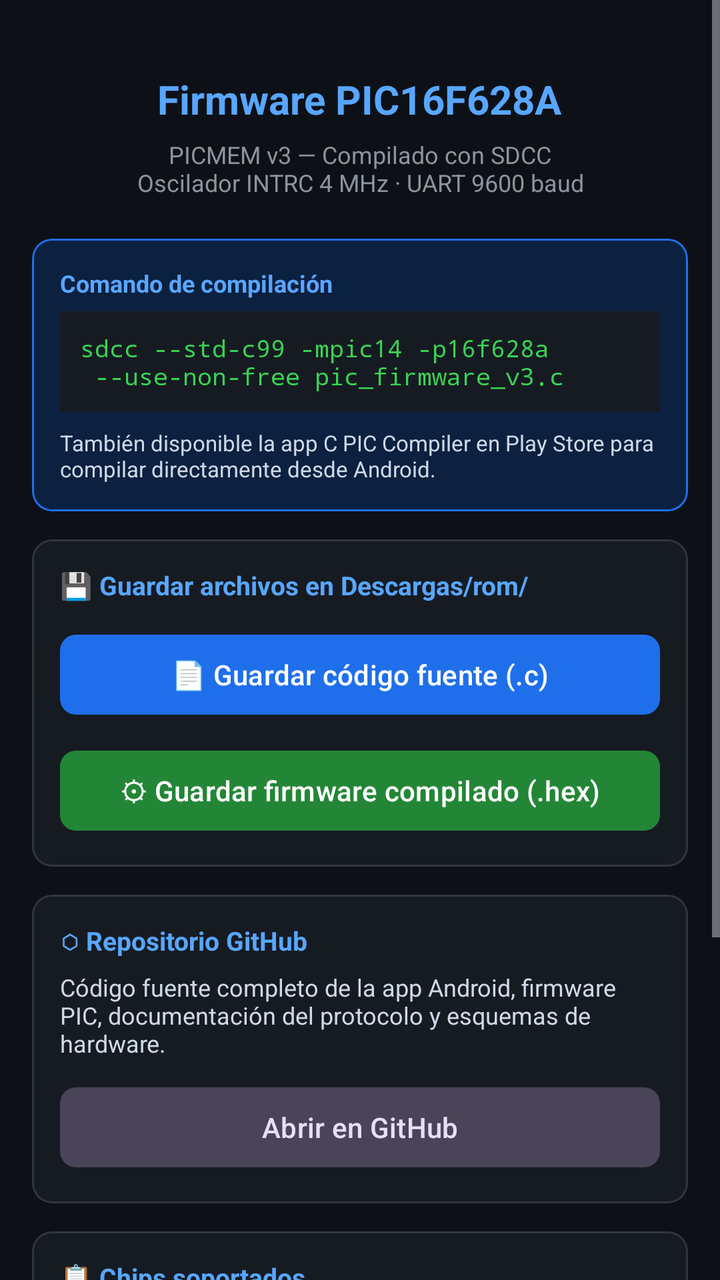
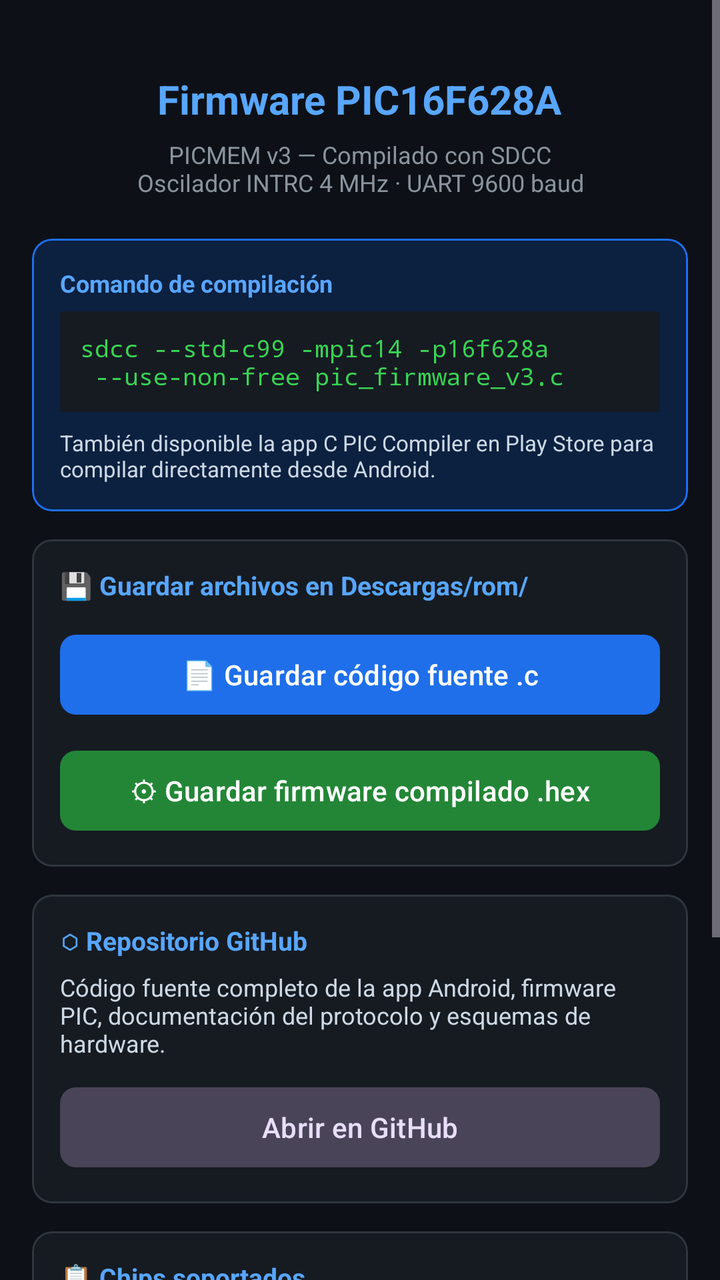

Screens rendered from an Android XML layout before and after an edit, with the pre-edit source and the edit as a unified diff.
<!-- AndroidManifest.xml: application theme Theme.ComunicadorOTGTTLAndroid -->
<!-- res/layout/activity_firmware.xml -->
<?xml version="1.0" encoding="utf-8"?>
<ScrollView xmlns:android="http://schemas.android.com/apk/res/android"
    xmlns:app="http://schemas.android.com/apk/res-auto"
    android:layout_width="match_parent"
    android:layout_height="match_parent"
    android:background="#0D1117">

    <LinearLayout
        android:layout_width="match_parent"
        android:layout_height="wrap_content"
        android:orientation="vertical"
        android:padding="16dp">

        
        <LinearLayout
            android:layout_width="match_parent"
            android:layout_height="wrap_content"
            android:orientation="vertical"
            android:gravity="center"
            android:paddingVertical="20dp">

            <TextView
                android:layout_width="wrap_content"
                android:layout_height="wrap_content"
                android:text="@string/firmware_title"
                android:textColor="#58A6FF"
                android:textSize="20sp"
                android:textStyle="bold" />

            <TextView
                android:layout_width="wrap_content"
                android:layout_height="wrap_content"
                android:layout_marginTop="6dp"
                android:gravity="center"
                android:text="@string/firmware_desc"
                android:textColor="#8B949E"
                android:textSize="12sp" />
        </LinearLayout>

        
        <com.google.android.material.card.MaterialCardView
            android:layout_width="match_parent"
            android:layout_height="wrap_content"
            android:layout_marginBottom="14dp"
            app:cardBackgroundColor="#0C2040"
            app:cardCornerRadius="10dp"
            app:strokeColor="#1F6FEB"
            app:strokeWidth="1dp">

            <LinearLayout
                android:layout_width="match_parent"
                android:layout_height="wrap_content"
                android:orientation="vertical"
                android:padding="14dp">

                <TextView
                    android:layout_width="wrap_content"
                    android:layout_height="wrap_content"
                    android:text="@string/firmware_compile_title"
                    android:textColor="#58A6FF"
                    android:textSize="12sp"
                    android:textStyle="bold"
                    android:layout_marginBottom="6dp" />

                <TextView
                    android:layout_width="match_parent"
                    android:layout_height="wrap_content"
                    android:background="#161B22"
                    android:padding="10dp"
                    android:text="@string/firmware_compile_cmd"
                    android:textColor="#39D353"
                    android:textSize="12sp"
                    android:fontFamily="monospace" />

                <TextView
                    android:layout_width="wrap_content"
                    android:layout_height="wrap_content"
                    android:layout_marginTop="8dp"
                    android:text="@string/firmware_compiler_note"
                    android:textColor="#CDD9E5"
                    android:textSize="11sp" />
            </LinearLayout>
        </com.google.android.material.card.MaterialCardView>

        
        <com.google.android.material.card.MaterialCardView
            android:layout_width="match_parent"
            android:layout_height="wrap_content"
            android:layout_marginBottom="14dp"
            app:cardBackgroundColor="#161B22"
            app:cardCornerRadius="10dp"
            app:strokeColor="#30363D"
            app:strokeWidth="1dp">

            <LinearLayout
                android:layout_width="match_parent"
                android:layout_height="wrap_content"
                android:orientation="vertical"
                android:padding="14dp">

                <TextView
                    android:layout_width="wrap_content"
                    android:layout_height="wrap_content"
                    android:text="@string/firmware_save_dir_title"
                    android:textColor="#58A6FF"
                    android:textSize="13sp"
                    android:textStyle="bold"
                    android:layout_marginBottom="12dp" />

                <com.google.android.material.button.MaterialButton
                    android:id="@+id/btnDownloadC"
                    android:layout_width="match_parent"
                    android:layout_height="wrap_content"
                    android:layout_marginBottom="10dp"
                    android:text="@string/firmware_download_c"
                    android:textAllCaps="false"
                    app:backgroundTint="#1F6FEB"
                    app:cornerRadius="8dp" />

                <com.google.android.material.button.MaterialButton
                    android:id="@+id/btnDownloadHex"
                    android:layout_width="match_parent"
                    android:layout_height="wrap_content"
                    android:text="@string/firmware_download_hex"
                    android:textAllCaps="false"
                    app:backgroundTint="#238636"
                    app:cornerRadius="8dp" />

                <TextView
                    android:id="@+id/tvDownloadStatus"
                    android:layout_width="wrap_content"
                    android:layout_height="wrap_content"
                    android:layout_marginTop="10dp"
                    android:text=""
                    android:textColor="#3FB950"
                    android:textSize="12sp"
                    android:visibility="gone" />
            </LinearLayout>
        </com.google.android.material.card.MaterialCardView>

        
        <com.google.android.material.card.MaterialCardView
            android:layout_width="match_parent"
            android:layout_height="wrap_content"
            android:layout_marginBottom="14dp"
            app:cardBackgroundColor="#161B22"
            app:cardCornerRadius="10dp"
            app:strokeColor="#30363D"
            app:strokeWidth="1dp">

            <LinearLayout
                android:layout_width="match_parent"
                android:layout_height="wrap_content"
                android:orientation="vertical"
                android:padding="14dp">

                <TextView
                    android:layout_width="wrap_content"
                    android:layout_height="wrap_content"
                    android:text="@string/firmware_repo_header"
                    android:textColor="#58A6FF"
                    android:textSize="13sp"
                    android:textStyle="bold"
                    android:layout_marginBottom="6dp" />

                <TextView
                    android:layout_width="wrap_content"
                    android:layout_height="wrap_content"
                    android:layout_marginBottom="10dp"
                    android:text="@string/firmware_repo_desc"
                    android:textColor="#CDD9E5"
                    android:textSize="12sp" />

                <com.google.android.material.button.MaterialButton
                    android:id="@+id/btnOpenGithub"
                    style="@style/Widget.Material3.Button.TonalButton"
                    android:layout_width="match_parent"
                    android:layout_height="wrap_content"
                    android:text="@string/firmware_open_repo"
                    android:textAllCaps="false"
                    app:cornerRadius="8dp" />
            </LinearLayout>
        </com.google.android.material.card.MaterialCardView>

        
        <com.google.android.material.card.MaterialCardView
            android:layout_width="match_parent"
            android:layout_height="wrap_content"
            android:layout_marginBottom="24dp"
            app:cardBackgroundColor="#161B22"
            app:cardCornerRadius="10dp"
            app:strokeColor="#30363D"
            app:strokeWidth="1dp">

            <LinearLayout
                android:layout_width="match_parent"
                android:layout_height="wrap_content"
                android:orientation="vertical"
                android:padding="14dp">

                <TextView
                    android:layout_width="wrap_content"
                    android:layout_height="wrap_content"
                    android:text="@string/firmware_supported_chips_title"
                    android:textColor="#58A6FF"
                    android:textSize="13sp"
                    android:textStyle="bold"
                    android:layout_marginBottom="8dp" />

                <TextView
                    android:layout_width="match_parent"
                    android:layout_height="wrap_content"
                    android:text="I2C EEPROM:   24C01 … 24C512  (128 B – 64 KB)\nSPI EEPROM:   25LC010A … 25LC1024  (128 B – 128 KB)\nFlash NOR SPI: W25Q08 … W25Q128  (1 MB – 16 MB)\nFlash NOR SPI: MX25L80 … MX25L128  (1 MB – 16 MB)"
                    android:textColor="#CDD9E5"
                    android:textSize="12sp"
                    android:fontFamily="monospace"
                    android:lineSpacingMultiplier="1.5" />
            </LinearLayout>
        </com.google.android.material.card.MaterialCardView>

    </LinearLayout>
</ScrollView>
<!-- resources referenced by this layout -->
<resources>
  <string name="firmware_compile_cmd">sdcc --std-c99 -mpic14 -p16f628a\n     --use-non-free pic_firmware_v3.c</string>
  <string name="firmware_compile_title">Comando de compilación</string>
  <string name="firmware_compiler_note">También disponible la app C PIC Compiler en Play Store para compilar directamente desde Android.</string>
  <string name="firmware_desc">PICMEM v3 — Compilado con SDCC\nOscilador INTRC 4 MHz · UART 9600 baud</string>
  <string name="firmware_download_c">📄  Guardar código fuente  (.c)</string>
  <string name="firmware_download_hex">⚙  Guardar firmware compilado  (.hex)</string>
  <string name="firmware_open_repo">Abrir en GitHub</string>
  <string name="firmware_repo_desc">Código fuente completo de la app Android, firmware PIC, documentación del protocolo y esquemas de hardware.</string>
  <string name="firmware_repo_header">⬡  Repositorio GitHub</string>
  <string name="firmware_save_dir_title">💾  Guardar archivos en Descargas/rom/</string>
  <string name="firmware_supported_chips_title">📋  Chips soportados</string>
  <string name="firmware_title">Firmware PIC16F628A</string>
  <style name="Theme.ComunicadorOTGTTLAndroid" parent="Base.Theme.ComunicadorOTGTTLAndroid" />
  <style name="Base.Theme.ComunicadorOTGTTLAndroid" parent="Theme.Material3.Dark.NoActionBar">
          <item name="colorPrimary">@color/color_primary</item>
          <item name="colorPrimaryVariant">@color/color_primary_variant</item>
          <item name="colorOnPrimary">@color/white</item>
          <item name="colorSurface">@color/bg_card</item>
          <item name="colorOnSurface">@color/text_primary</item>
          <item name="android:colorBackground">@color/bg_dark</item>
          <item name="android:windowBackground">@color/bg_dark</item>
          <item name="android:statusBarColor">@color/bg_dark</item>
          <item name="android:navigationBarColor">@color/bg_dark</item>
      </style>
  <color name="color_primary">#238636</color>
  <color name="color_primary_variant">#2EA043</color>
  <color name="white">#FFFFFFFF</color>
  <color name="bg_card">#161B22</color>
  <color name="text_primary">#E6EDF3</color>
  <color name="bg_dark">#0D1117</color>
</resources>

<!-- the commit's change to res/layout/activity_firmware.xml (unified diff, before → after) -->
@@ -210,7 +210,7 @@
                 <TextView
                     android:layout_width="match_parent"
                     android:layout_height="wrap_content"
-                    android:text="I2C EEPROM:   24C01 … 24C512  (128 B – 64 KB)\nSPI EEPROM:   25LC010A … 25LC1024  (128 B – 128 KB)\nFlash NOR SPI: W25Q08 … W25Q128  (1 MB – 16 MB)\nFlash NOR SPI: MX25L80 … MX25L128  (1 MB – 16 MB)"
+                    android:text="@string/firmware_supported_chips_content"
                     android:textColor="#CDD9E5"
                     android:textSize="12sp"
                     android:fontFamily="monospace"
<!-- resource entries referenced after the edit -->
@@ -4,12 +4,13 @@
   <string name="firmware_compile_title">Comando de compilación</string>
   <string name="firmware_compiler_note">También disponible la app C PIC Compiler en Play Store para compilar directamente desde Android.</string>
   <string name="firmware_desc">PICMEM v3 — Compilado con SDCC\nOscilador INTRC 4 MHz · UART 9600 baud</string>
-  <string name="firmware_download_c">📄  Guardar código fuente  (.c)</string>
-  <string name="firmware_download_hex">⚙  Guardar firmware compilado  (.hex)</string>
+  <string name="firmware_download_c">📄  Guardar código fuente .c</string>
+  <string name="firmware_download_hex">⚙  Guardar firmware compilado .hex</string>
   <string name="firmware_open_repo">Abrir en GitHub</string>
   <string name="firmware_repo_desc">Código fuente completo de la app Android, firmware PIC, documentación del protocolo y esquemas de hardware.</string>
   <string name="firmware_repo_header">⬡  Repositorio GitHub</string>
   <string name="firmware_save_dir_title">💾  Guardar archivos en Descargas/rom/</string>
+  <string name="firmware_supported_chips_content">I2C EEPROM:   24C01 … 24C512 — 128 B a 64 KB\nSPI EEPROM:   25LC010A … 25LC1024 — 128 B a 128 KB\nFlash NOR SPI: W25Q08 … W25Q128 — 1 MB a 16 MB\nFlash NOR SPI: MX25L80 … MX25L128 — 1 MB a 16 MB</string>
   <string name="firmware_supported_chips_title">📋  Chips soportados</string>
   <string name="firmware_title">Firmware PIC16F628A</string>
   <style name="Theme.ComunicadorOTGTTLAndroid" parent="Base.Theme.ComunicadorOTGTTLAndroid" />
